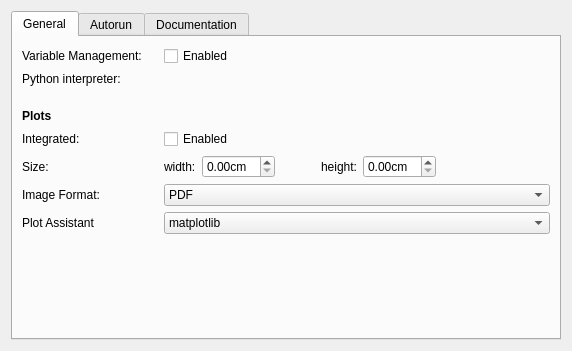
Old version of the form src/backends/python/settings.ui in the repository helloydh007/cantor-python-interpreter-switch.
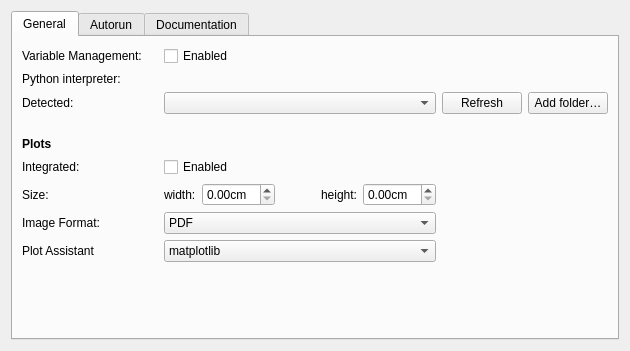
New version of the form. Custom widgets are drawn as their Qt base class.

The edit to the form file:
```diff
--- a/src/backends/python/settings.ui
+++ b/src/backends/python/settings.ui
@@ -53,6 +53,34 @@
         </widget>
        </item>
        <item row="2" column="0">
+        <widget class="QLabel" name="lDetectedEnvs">
+         <property name="text">
+          <string>Detected:</string>
+         </property>
+        </widget>
+       </item>
+       <item row="2" column="1">
+        <widget class="QComboBox" name="envComboBox">
+         <property name="sizeAdjustPolicy">
+          <enum>QComboBox::AdjustToContents</enum>
+         </property>
+        </widget>
+       </item>
+       <item row="2" column="2">
+        <widget class="QPushButton" name="btnDetectEnvs">
+         <property name="text">
+          <string>Refresh</string>
+         </property>
+        </widget>
+       </item>
+       <item row="2" column="3">
+        <widget class="QPushButton" name="btnBrowseEnvs">
+         <property name="text">
+          <string>Add folder…</string>
+         </property>
+        </widget>
+       </item>
+       <item row="3" column="0">
         <spacer name="verticalSpacer_2">
          <property name="orientation">
           <enum>Qt::Vertical</enum>
@@ -68,7 +96,7 @@
          </property>
         </spacer>
        </item>
-       <item row="3" column="0">
+       <item row="4" column="0">
         <widget class="QLabel" name="label_4">
          <property name="font">
           <font>
@@ -81,14 +109,14 @@
          </property>
         </widget>
        </item>
-       <item row="4" column="0">
+       <item row="5" column="0">
         <widget class="QLabel" name="lPlotIntegration">
          <property name="text">
           <string>Integrated:</string>
          </property>
         </widget>
        </item>
-       <item row="4" column="1">
+       <item row="5" column="1">
         <widget class="QCheckBox" name="kcfg_integratePlots">
          <property name="toolTip">
           <string>If enabled, plots will be shown inside of the worksheet. Otherwise, plots will be shown in an external window.</string>
@@ -98,14 +126,14 @@
          </property>
         </widget>
        </item>
-       <item row="5" column="0">
+       <item row="6" column="0">
         <widget class="QLabel" name="label_5">
          <property name="text">
           <string>Size:</string>
          </property>
         </widget>
        </item>
-       <item row="5" column="1">
+       <item row="6" column="1">
         <widget class="QFrame" name="frame">
          <property name="frameShape">
           <enum>QFrame::NoFrame</enum>
@@ -186,14 +214,14 @@
          </layout>
         </widget>
        </item>
-       <item row="6" column="0">
+       <item row="7" column="0">
         <widget class="QLabel" name="label_3">
          <property name="text">
           <string>Image Format:</string>
          </property>
         </widget>
        </item>
-       <item row="6" column="1">
+       <item row="7" column="1">
         <widget class="QComboBox" name="kcfg_inlinePlotFormat">
          <item>
           <property name="text">
@@ -212,7 +240,7 @@
          </item>
         </widget>
        </item>
-       <item row="7" column="0">
+       <item row="8" column="0">
         <widget class="QLabel" name="label4">
          <property name="toolTip">
           <string>Graphic package to be used in the Plot Assistant</string>
@@ -222,7 +250,7 @@
          </property>
         </widget>
        </item>
-       <item row="7" column="1">
+       <item row="8" column="1">
         <widget class="KComboBox" name="kcfg_plotExtenstionGraphicPackage">
          <property name="sizePolicy">
           <sizepolicy hsizetype="Expanding" vsizetype="Fixed">
@@ -260,7 +288,7 @@
          </item>
         </widget>
        </item>
-       <item row="8" column="0">
+       <item row="9" column="0">
         <spacer name="verticalSpacer">
          <property name="orientation">
           <enum>Qt::Vertical</enum>
```
